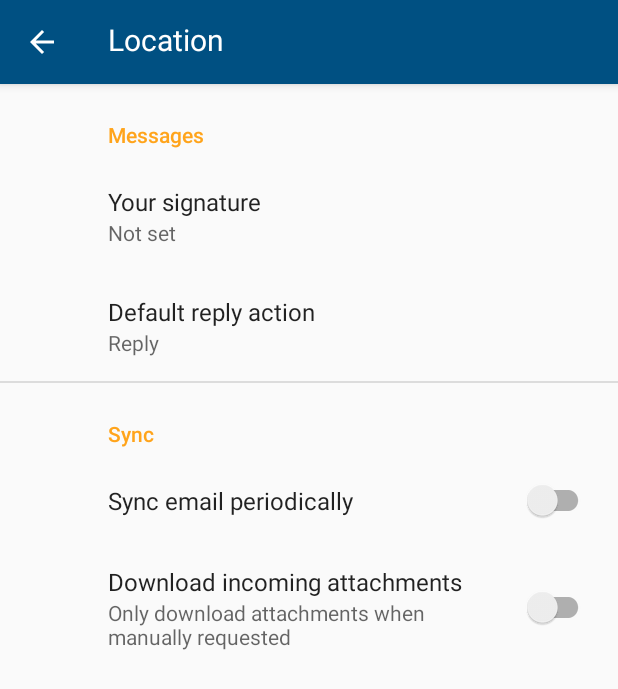
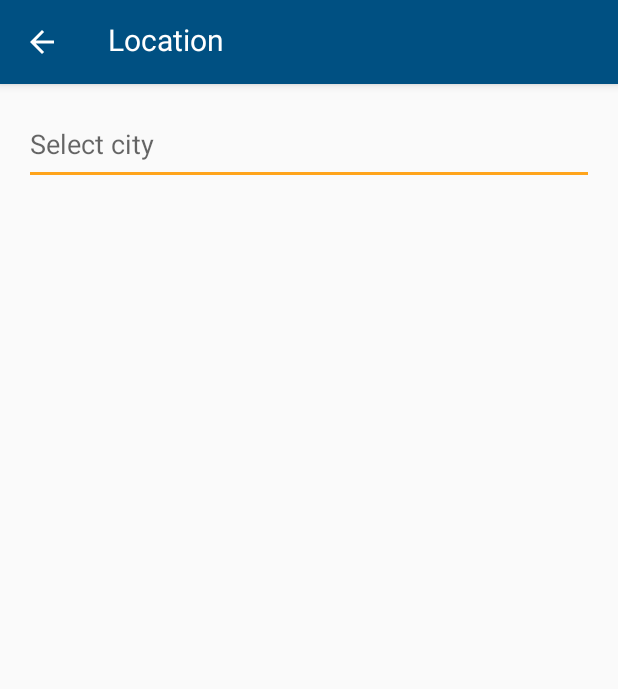
Before and after one commit to sharif-dev/HW1-Weather, an Android app: the LocationActivity screen opened directly, with no data from a screen before it, on a phone screen of 412 x 824 dp. Shown: the top 689 px of the screen. Run offline under Robolectric (Android 15) with nearby library versions, the phone set to English and light mode, and no system bars.

Commit message:
add autocomplete text view

```diff
--- a/app/build.gradle
+++ b/app/build.gradle
@@ -25,6 +25,8 @@ dependencies {
     implementation 'androidx.constraintlayout:constraintlayout:1.1.3'
     implementation 'com.google.android.material:material:1.0.0'
     implementation 'androidx.preference:preference:1.1.0-alpha05'
+    implementation 'androidx.legacy:legacy-support-v4:1.0.0'
+    implementation 'androidx.recyclerview:recyclerview:1.0.0'
     testImplementation 'junit:junit:4.12'
     androidTestImplementation 'androidx.test.ext:junit:1.1.0'
     androidTestImplementation 'androidx.test.espresso:espresso-core:3.1.1'
--- a/app/src/main/java/com/sharifdev/weather/LocationActivity.java
+++ b/app/src/main/java/com/sharifdev/weather/LocationActivity.java
@@ -1,31 +1,14 @@
 package com.sharifdev.weather;
 
+import androidx.appcompat.app.AppCompatActivity;
+
 import android.os.Bundle;
-
-import androidx.appcompat.app.ActionBar;
-import androidx.appcompat.app.AppCompatActivity;
-import androidx.preference.PreferenceFragmentCompat;
 
 public class LocationActivity extends AppCompatActivity {
 
     @Override
     protected void onCreate(Bundle savedInstanceState) {
         super.onCreate(savedInstanceState);
-        setContentView(R.layout.location_activity);
-        getSupportFragmentManager()
-                .beginTransaction()
-                .replace(R.id.settings, new SettingsFragment())
-                .commit();
-        ActionBar actionBar = getSupportActionBar();
-        if (actionBar != null) {
-            actionBar.setDisplayHomeAsUpEnabled(true);
-        }
-    }
-
-    public static class SettingsFragment extends PreferenceFragmentCompat {
-        @Override
-        public void onCreatePreferences(Bundle savedInstanceState, String rootKey) {
-            setPreferencesFromResource(R.xml.root_preferences, rootKey);
-        }
+        setContentView(R.layout.activity_location);
     }
 }
--- /dev/null
+++ b/app/src/main/res/layout/activity_location.xml
@@ -0,0 +1,18 @@
+<?xml version="1.0" encoding="utf-8"?>
+<androidx.constraintlayout.widget.ConstraintLayout xmlns:android="http://schemas.android.com/apk/res/android"
+    xmlns:app="http://schemas.android.com/apk/res-auto"
+    xmlns:tools="http://schemas.android.com/tools"
+    android:layout_width="match_parent"
+    android:layout_height="match_parent"
+    android:padding="16dp"
+    tools:context=".LocationActivity">
+
+    <AutoCompleteTextView
+        android:id="@+id/CitySelectTextView"
+        android:layout_width="match_parent"
+        android:layout_height="wrap_content"
+        android:hint="@string/select_city_hint"
+        android:completionThreshold="1"
+        android:completionHint="@string/select_city_hint"/>
+
+</androidx.constraintlayout.widget.ConstraintLayout>
--- a/app/src/main/res/layout/location_activity.xml
+++ /dev/null
@@ -1,9 +0,0 @@
-<LinearLayout xmlns:android="http://schemas.android.com/apk/res/android"
-    android:layout_width="match_parent"
-    android:layout_height="match_parent">
-
-    <FrameLayout
-        android:id="@+id/settings"
-        android:layout_width="match_parent"
-        android:layout_height="match_parent" />
-</LinearLayout>
--- a/app/src/main/res/values/dimens.xml
+++ b/app/src/main/res/values/dimens.xml
@@ -1,3 +1,4 @@
 <resources>
     <dimen name="fab_margin">16dp</dimen>
+    <dimen name="text_margin">16dp</dimen>
 </resources>
--- a/app/src/main/res/values/strings.xml
+++ b/app/src/main/res/values/strings.xml
@@ -1,21 +1,6 @@
 <resources>
     <string name="app_name">Weather</string>
-    <string name="action_setting">setting</string>
-    <string name="action_location">location</string>
+    <string name="action_location">Location</string>
     <string name="title_activity_location">Location</string>
-
-    <!-- Preference Titles -->
-    <string name="messages_header">Messages</string>
-    <string name="sync_header">Sync</string>
-
-    <!-- Messages Preferences -->
-    <string name="signature_title">Your signature</string>
-    <string name="reply_title">Default reply action</string>
-
-    <!-- Sync Preferences -->
-    <string name="sync_title">Sync email periodically</string>
-    <string name="attachment_title">Download incoming attachments</string>
-    <string name="attachment_summary_on">Automatically download attachments for incoming emails
-    </string>
-    <string name="attachment_summary_off">Only download attachments when manually requested</string>
+    <string name="select_city_hint">Select city</string>
 </resources>
--- a/app/src/main/res/xml/root_preferences.xml
+++ /dev/null
@@ -1,51 +0,0 @@
-<!--
-  ~ Copyright 2018 The app Open Source Project
-  ~
-  ~ Licensed under the Apache License, Version 2.0 (the "License");
-  ~ you may not use this file except in compliance with the License.
-  ~ You may obtain a copy of the License at
-  ~
-  ~      http://www.apache.org/licenses/LICENSE-2.0
-  ~
-  ~ Unless required by applicable law or agreed to in writing, software
-  ~ distributed under the License is distributed on an "AS IS" BASIS,
-  ~ WITHOUT WARRANTIES OR CONDITIONS OF ANY KIND, either express or implied.
-  ~ See the License for the specific language governing permissions and
-  ~ limitations under the License.
-  -->
-
-<PreferenceScreen xmlns:app="http://schemas.android.com/apk/res-auto">
-
-    <PreferenceCategory app:title="@string/messages_header">
-
-        <EditTextPreference
-            app:key="signature"
-            app:title="@string/signature_title"
-            app:useSimpleSummaryProvider="true" />
-
-        <ListPreference
-            app:defaultValue="reply"
-            app:entries="@array/reply_entries"
-            app:entryValues="@array/reply_values"
-            app:key="reply"
-            app:title="@string/reply_title"
-            app:useSimpleSummaryProvider="true" />
-
-    </PreferenceCategory>
-
-    <PreferenceCategory app:title="@string/sync_header">
-
-        <SwitchPreferenceCompat
-            app:key="sync"
-            app:title="@string/sync_title" />
-
-        <SwitchPreferenceCompat
-            app:dependency="sync"
-            app:key="attachment"
-            app:summaryOff="@string/attachment_summary_off"
-            app:summaryOn="@string/attachment_summary_on"
-            app:title="@string/attachment_title" />
-
-    </PreferenceCategory>
-
-</PreferenceScreen>
```
Also changed, not shown: app/src/main/java/com/sharifdev/weather/dummy/DummyContent.java (added, +72 -0 lines), 1 other file.
